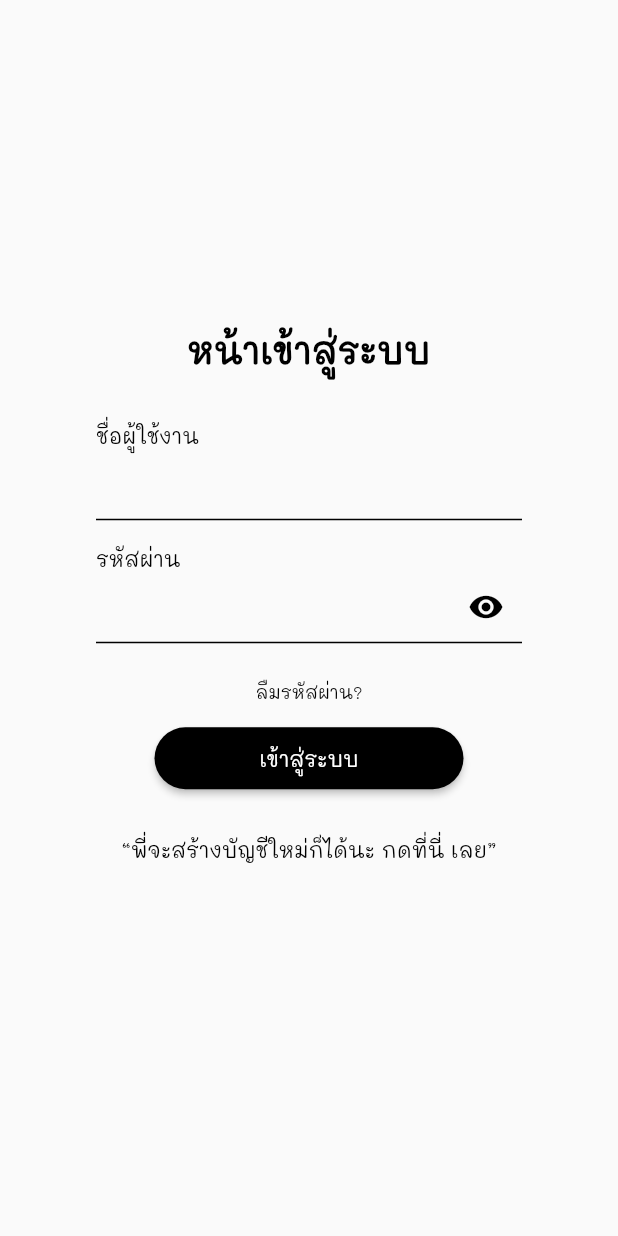
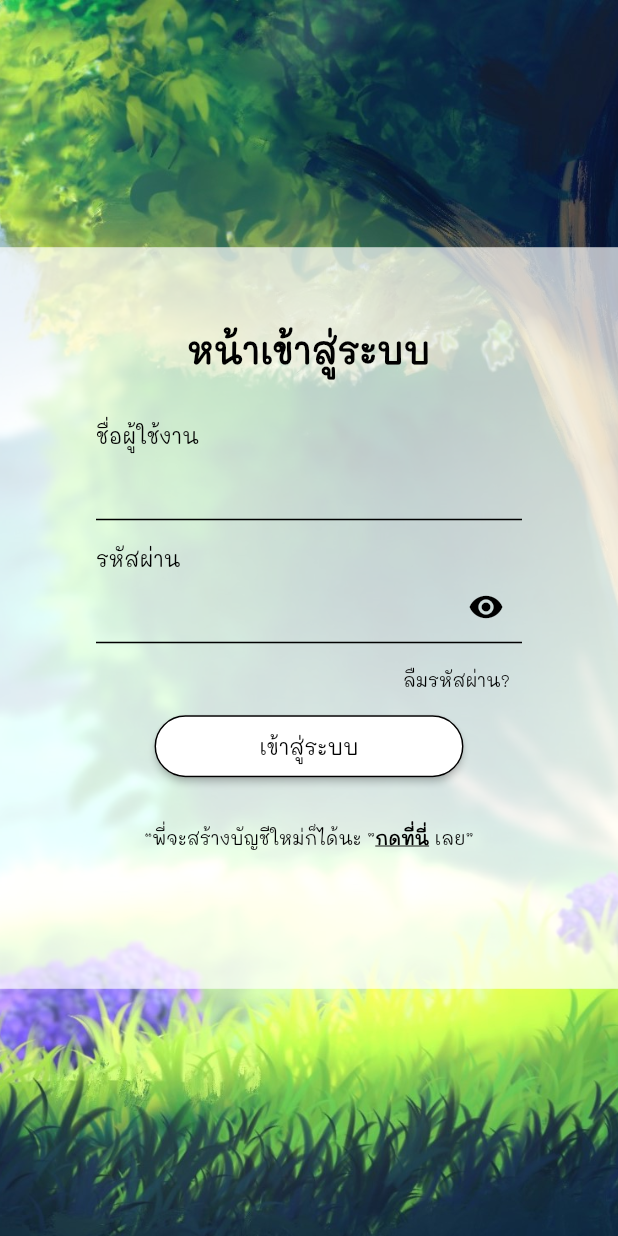
Before and after one commit to boraprae/heli_bifrost_project, a Flutter app: the screen it shows after launch, on a phone screen of 412 x 824 dp. Run offline on Flutter 3.47's test engine with Material 2 defaults, Android fonts, the phone set to English and light mode, and no system bars; our stand-ins replace auto_size_text, flutter_dotenv, get.

Commit message:
finished login ui

```diff
--- a/lib/login/login.dart
+++ b/lib/login/login.dart
@@ -15,7 +15,26 @@ class _LoginState extends State<Login> {
   Widget build(BuildContext context) {
     Size size = MediaQuery.of(context).size;
     return Scaffold(
-      body: Column(
+      body: SafeArea(
+        child: Stack(
+          children: [
+            Image.asset(
+              "assets/images/login_bg.JPG",
+              height: size.height,
+              width: size.width,
+              fit: BoxFit.cover,
+            ),
+            Column(
+              mainAxisAlignment: MainAxisAlignment.center,
+              children: [
+                Container(
+                  width: size.width,
+                  height: size.height * 0.6,
+                  color: Colors.white.withOpacity(0.7),
+                ),
+              ],
+            ),
+            Column(
               crossAxisAlignment: CrossAxisAlignment.center,
               mainAxisAlignment: MainAxisAlignment.center,
               children: [
@@ -33,7 +52,6 @@ class _LoginState extends State<Login> {
                     // ),
                   ],
                 ),
-
                 //username
                 Padding(
                   padding: const EdgeInsets.fromLTRB(64, 32, 64, 8),
@@ -56,7 +74,7 @@ class _LoginState extends State<Login> {
                               borderSide: BorderSide(color: Colors.black),
                             ),
                             focusedBorder: UnderlineInputBorder(
-                        borderSide: BorderSide(color: Colors.black),
+                              borderSide: BorderSide(color: Colors.purple),
                             )),
                       ),
                       SizedBox(
@@ -80,7 +98,7 @@ class _LoginState extends State<Login> {
                               borderSide: BorderSide(color: Colors.black),
                             ),
                             focusedBorder: UnderlineInputBorder(
-                        borderSide: BorderSide(color: Colors.black),
+                              borderSide: BorderSide(color: Colors.purple),
                             ),
                             suffixIcon: IconButton(
                               onPressed: () {
@@ -94,11 +112,10 @@ class _LoginState extends State<Login> {
                               ),
                             )),
                       ),
-              ],
-            ),
-          ),
-
                       //forget password?
+                      Row(
+                        mainAxisAlignment: MainAxisAlignment.end,
+                        children: [
                           TextButton(
                               child: Text(
                                 "ลืมรหัสผ่าน?",
@@ -108,8 +125,11 @@ class _LoginState extends State<Login> {
                                 primary: Colors.black,
                               ),
                               onPressed: () {}),
+                        ],
+                      ),
                       //button sign in
-          SizedBox(
+                      Center(
+                        child: SizedBox(
                           width: 0.5 * size.width,
                           height: 0.05 * size.height,
                           child: ElevatedButton(
@@ -124,7 +144,8 @@ class _LoginState extends State<Login> {
                                       content: Column(
                                         mainAxisSize: MainAxisSize.min,
                                         children: [
-                            Text('Please type your email and password first.'),
+                                          Text(
+                                              'Please type your email and password first.'),
                                         ],
                                       ),
                                     );
@@ -143,21 +164,51 @@ class _LoginState extends State<Login> {
                               }
                             },
                             style: ElevatedButton.styleFrom(
-                primary: Colors.black,
+                              side: BorderSide(
+                                width: 1.0,
+                                color: Colors.black,
+                              ),
+                              primary: Colors.white,
                               shape: new RoundedRectangleBorder(
                                 borderRadius: new BorderRadius.circular(30.0),
                               ),
                             ),
                             child: Text(
                               "เข้าสู่ระบบ",
-                style: TextStyle(fontSize: 14),
+                              style:
+                                  TextStyle(fontSize: 14, color: Colors.black),
+                            ),
                           ),
                         ),
                       ),
                       Padding(
                         padding: const EdgeInsets.all(16.0),
                         child: TextButton(
-                child: Text("\“พี่จะสร้างบัญชีใหม่ก็ได้นะ กดที่นี่ เลย\”"),
+                            child: Row(
+                              mainAxisAlignment: MainAxisAlignment.center,
+                              children: [
+                                Text(
+                                  "\“พี่จะสร้างบัญชีใหม่ก็ได้นะ \”",
+                                  style: TextStyle(
+                                    fontSize: 12,
+                                  ),
+                                ),
+                                Text(
+                                  "กดที่นี่",
+                                  style: TextStyle(
+                                    fontWeight: FontWeight.bold,
+                                    fontSize: 12,
+                                    decoration: TextDecoration.underline,
+                                  ),
+                                ),
+                                Text(
+                                  " เลย\”",
+                                  style: TextStyle(
+                                    fontSize: 12,
+                                  ),
+                                ),
+                              ],
+                            ),
                             style: TextButton.styleFrom(
                               primary: Colors.black,
                             ),
@@ -167,6 +218,12 @@ class _LoginState extends State<Login> {
                       ),
                     ],
                   ),
+                ),
+              ],
+            ),
+          ],
+        ),
+      ),
     );
   }
 }
--- a/pubspec.yaml
+++ b/pubspec.yaml
@@ -62,7 +62,7 @@ flutter:
 
   # To add assets to your application, add an assets section, like this:
   assets:
-    - assets/images/heli_profile.jpg
+    - assets/images/
     - .env
 
   # An image asset can refer to one or more resolution-specific "variants", see
```
Also changed, not shown: assets/images/login_bg.JPG (added). Lines whose indentation alone changed are shown as unchanged.
